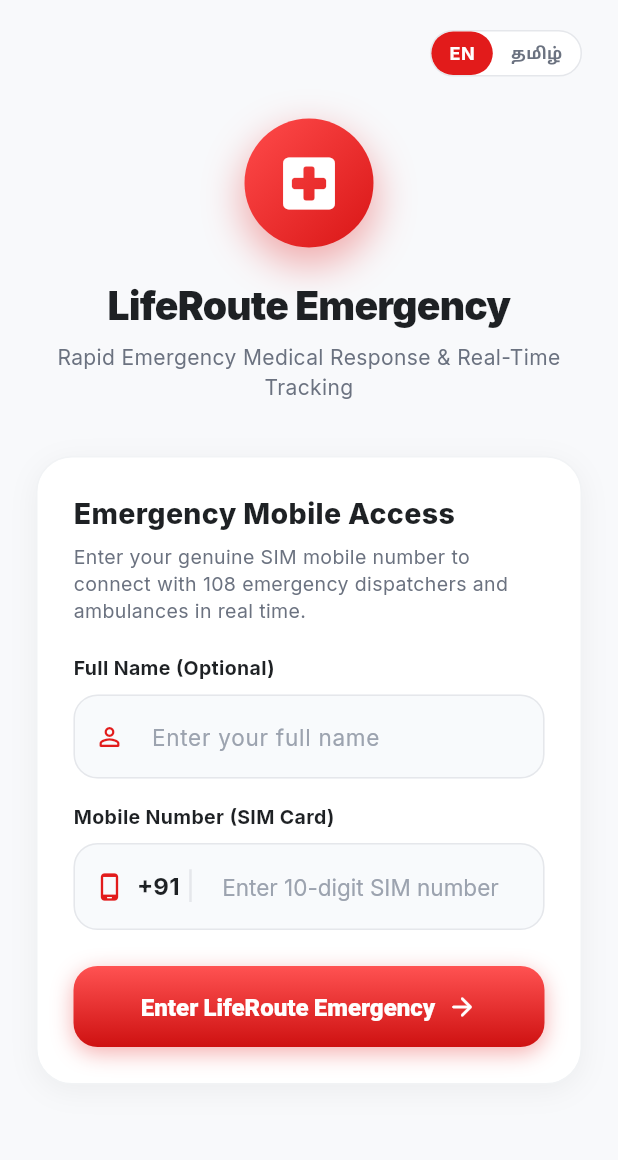
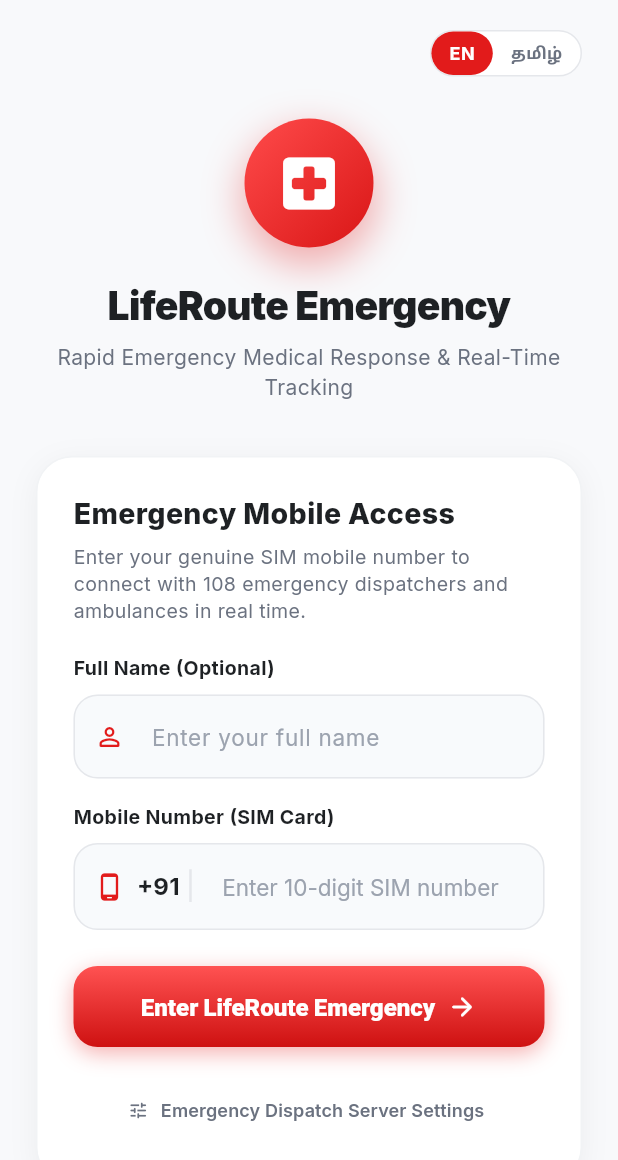
Before and after one commit to tysonpaul493-lab/user, a Flutter app: the screen it shows after launch, on a phone screen of 412 x 824 dp. Shown: the top 1160 px of the screen. Run offline on Flutter 3.47's test engine with Material 3 defaults, Android fonts, the phone set to English and light mode, and no system bars; our stand-ins replace dio, flutter_local_notifications, flutter_map, flutter_riverpod, flutter_secure_storage, geolocator and 3 more; network calls fail.

Commit message:
fix(user): smart host resolution, server settings trigger, and vercel build config

```diff
--- a/frontend/lib/features/auth/screens/login_screen.dart
+++ b/frontend/lib/features/auth/screens/login_screen.dart
@@ -5,6 +5,7 @@ import 'package:flutter_riverpod/flutter_riverpod.dart';
 import '../../../core/constants/app_colors.dart';
 import '../../../core/i18n/app_strings.dart';
 import '../../../core/services/sim_detection_service.dart';
+import '../../../shared/widgets/server_settings_dialog.dart';
 import '../providers/auth_provider.dart';
 import '../../home/screens/home_screen.dart';
 
@@ -546,6 +547,21 @@ class _LoginScreenState extends ConsumerState<LoginScreen> {
                               ),
                       ),
                     ),
+                    const SizedBox(height: 18),
+                    Center(
+                      child: TextButton.icon(
+                        onPressed: () => showUserServerSettingsDialog(context, ref),
+                        icon: const Icon(Icons.tune_rounded, size: 14, color: AppColors.textSecondary),
+                        label: const Text(
+                          'Emergency Dispatch Server Settings',
+                          style: TextStyle(
+                            color: AppColors.textSecondary,
+                            fontSize: 12,
+                            fontWeight: FontWeight.w600,
+                          ),
+                        ),
+                      ),
+                    ),
                   ],
                 ),
               ),
--- a/package.json
+++ b/package.json
@@ -4,6 +4,6 @@
   "private": true,
   "description": "LifeRoute Emergency User Application",
   "scripts": {
-    "build": "if [ -d \"flutter\" ]; then cd flutter && git pull && cd ..; else git clone https://github.com/flutter/flutter.git --depth 1 -b stable flutter; fi && ./flutter/bin/flutter config --enable-web && cd frontend && ../flutter/bin/flutter build web --release"
+    "build": "cd frontend && ../flutter/bin/flutter build web --release --no-pub"
   }
 }
```
Also changed, not shown: frontend/lib/core/constants/app_constants.dart (+45 -4 lines), frontend/vercel.json, vercel.json.
